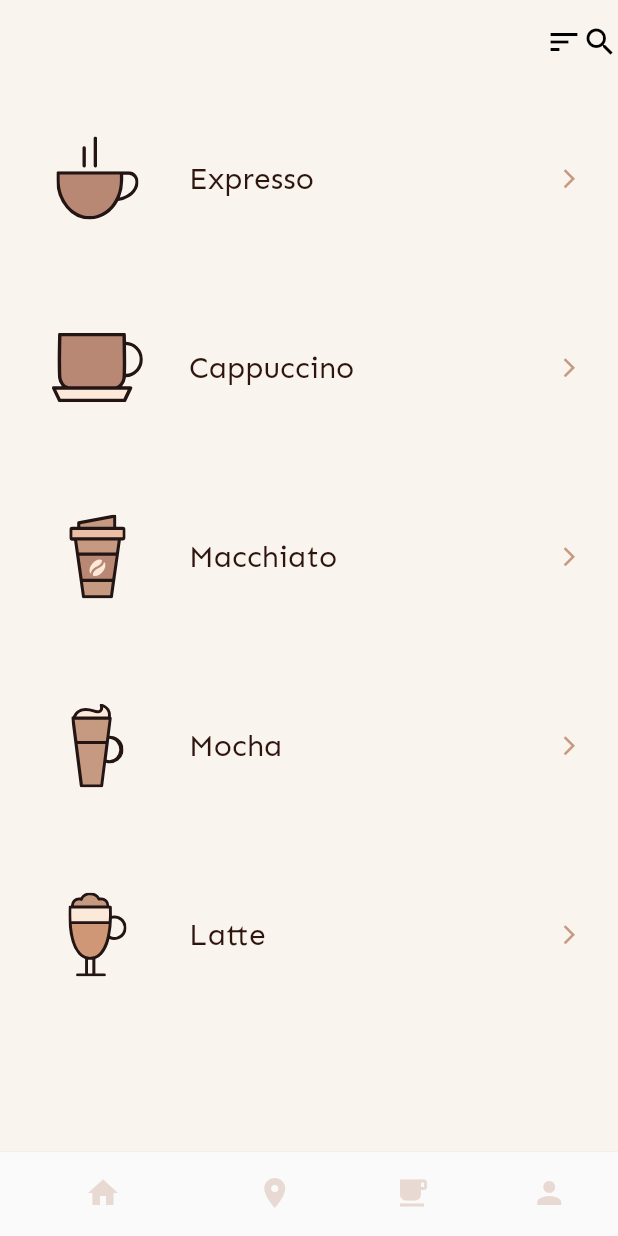
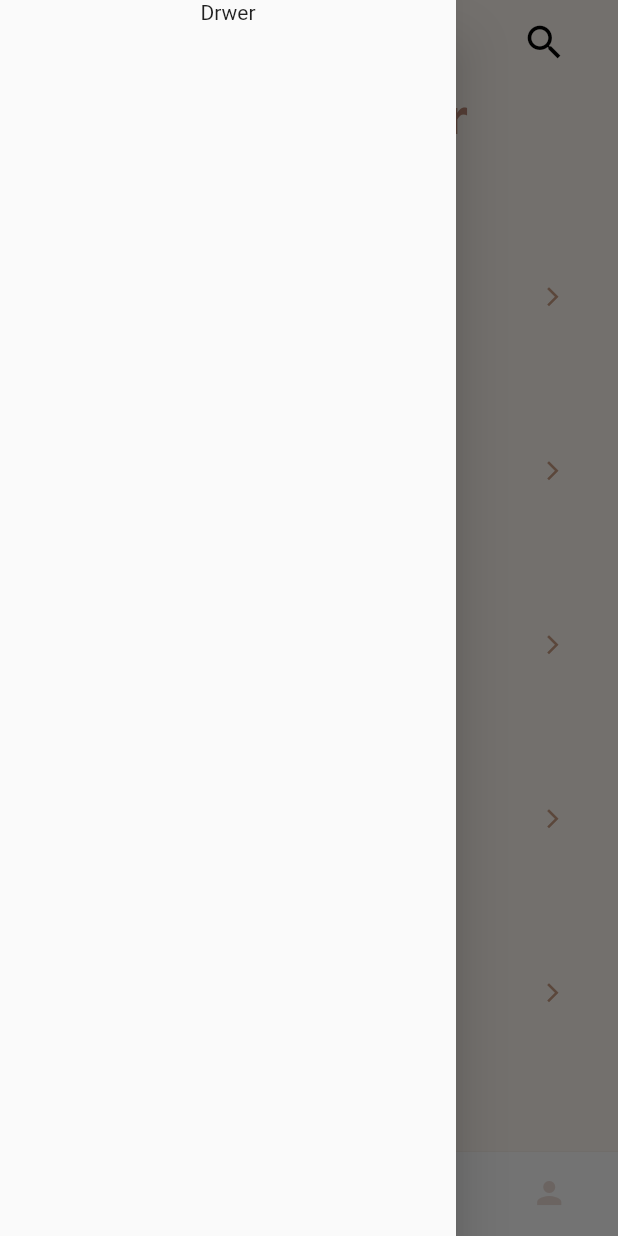
Before and after one commit to devleandrodias/flutter-ui-coffee-store, a Flutter app: the screen it shows after launch, with the side drawer open (before the commit the screen has no drawer), on a phone screen of 412 x 824 dp. Run offline on Flutter 3.47's test engine with Material 2 defaults, Android fonts, the phone set to English and light mode, and no system bars; our stand-ins replace flutter_svg.

```diff
--- a/lib/models/coffee.dart
+++ b/lib/models/coffee.dart
@@ -4,7 +4,7 @@ class Coffee {
   final String iconUrl;
   final String title;
 
-  Coffee({
+  const Coffee({
     @required this.iconUrl,
     @required this.title,
   });
--- a/lib/screens/coffee_detail_screen.dart
+++ b/lib/screens/coffee_detail_screen.dart
@@ -1,4 +1,5 @@
 import 'package:coffee_store/models/coffee.dart';
+import 'package:coffee_store/widgets/drawer_main.dart';
 import 'package:flutter/material.dart';
 
 class CoffeeDetailScreen extends StatelessWidget {
@@ -9,6 +10,7 @@ class CoffeeDetailScreen extends StatelessWidget {
       appBar: AppBar(
         title: Text(coffee.title),
       ),
+      drawer: MainDrawer(),
     );
   }
 }
--- a/lib/screens/coffee_list_screen.dart
+++ b/lib/screens/coffee_list_screen.dart
@@ -1,10 +1,12 @@
 import 'package:coffee_store/models/coffee.dart';
 import 'package:coffee_store/widgets/bottom_navigation_tabs.dart';
 import 'package:coffee_store/widgets/coffee_options_list.dart';
+import 'package:coffee_store/widgets/drawer_main.dart';
 import 'package:flutter/material.dart';
+import 'package:flutter_svg/svg.dart';
 
 class CoffeeListScreen extends StatelessWidget {
-  final List<Coffee> _coffeeList = [
+  final List<Coffee> _coffeeList = const [
     Coffee(
       title: 'Expresso',
       iconUrl: 'assets/icons/icon-coffee-expresso.svg',
@@ -28,32 +30,82 @@ class CoffeeListScreen extends StatelessWidget {
   ];
 
   Widget _appBar = AppBar(
+    leading: IconButton(
+      icon: Icon(
+        Icons.sort,
+        size: 30,
+      ),
+      onPressed: () {},
+    ),
     actions: <Widget>[
-      Icon(Icons.sort),
-      Icon(Icons.search),
-    ],
-  );
-
-  Widget _principalTitle = Container(
-    padding: const EdgeInsets.fromLTRB(28, 5, 25, 0),
-    child: Container(
-      child: Text(
-        'It\'s Great Day for Coffee.',
-        style: TextStyle(
-          fontSize: 36,
-          fontFamily: 'Sen',
-          fontWeight: FontWeight.w300,
+      Container(
+        padding: EdgeInsets.symmetric(
+          horizontal: 25,
+        ),
+        child: IconButton(
+          icon: Icon(
+            Icons.search,
+            size: 30,
+          ),
+          onPressed: () {},
         ),
       ),
-    ),
+    ],
   );
 
   @override
   Widget build(BuildContext context) {
+    Size size = MediaQuery.of(context).size;
+
     return Scaffold(
       appBar: _appBar,
+      drawer: MainDrawer(),
       backgroundColor: Theme.of(context).primaryColor,
-      body: CoffeeOptionsList(_coffeeList),
+      body: Container(
+        padding: const EdgeInsets.symmetric(horizontal: 15),
+        child: Column(
+          children: <Widget>[
+            Row(
+              children: <Widget>[
+                Text(
+                  'It\'s Great ',
+                  style: TextStyle(
+                    fontSize: 35,
+                    fontFamily: 'Sen',
+                    fontWeight: FontWeight.w500,
+                  ),
+                ),
+                Text(
+                  'Day for ',
+                  style: TextStyle(
+                    fontSize: 35,
+                    fontFamily: 'Sen',
+                    fontWeight: FontWeight.w600,
+                    color: Color.fromRGBO(185, 136, 117, 1),
+                  ),
+                )
+              ],
+            ),
+            Row(
+              children: <Widget>[
+                Text(
+                  'Coffee.',
+                  style: TextStyle(
+                    fontSize: 35,
+                    fontFamily: 'Sen',
+                    fontWeight: FontWeight.w600,
+                    color: Color.fromRGBO(185, 136, 117, 1),
+                  ),
+                )
+              ],
+            ),
+            Container(
+              height: size.height * 0.7,
+              child: CoffeeOptionsList(_coffeeList),
+            )
+          ],
+        ),
+      ),
       bottomNavigationBar: BottomNavigationTabs(),
     );
   }
--- a/lib/widgets/coffee_option_item.dart
+++ b/lib/widgets/coffee_option_item.dart
@@ -19,12 +19,10 @@ class CoffeeOptionItem extends StatelessWidget {
         );
       },
       child: Padding(
-        padding: const EdgeInsets.symmetric(
-          horizontal: 4,
-          vertical: 35,
-        ),
+        padding: EdgeInsets.symmetric(vertical: 30),
         child: ListTile(
           leading: Container(
+            alignment: Alignment.centerLeft,
             width: 90,
             child: SvgPicture.asset(
               coffee.iconUrl,
@@ -33,6 +31,7 @@ class CoffeeOptionItem extends StatelessWidget {
           title: Text(
             coffee.title,
             style: Theme.of(context).textTheme.headline6,
+            textAlign: TextAlign.start,
           ),
           trailing: Padding(
             padding: const EdgeInsets.all(5.0),
--- /dev/null
+++ b/lib/widgets/drawer_main.dart
@@ -0,0 +1,16 @@
+import 'package:flutter/material.dart';
+
+class MainDrawer extends StatelessWidget {
+  @override
+  Widget build(BuildContext context) {
+    return Drawer(
+      child: Column(
+        children: <Widget>[
+          Container(
+            child: Text('Drwer'),
+          )
+        ],
+      ),
+    );
+  }
+}
```
Also changed, not shown: assets/icons/icon-drawer.svg (added).
